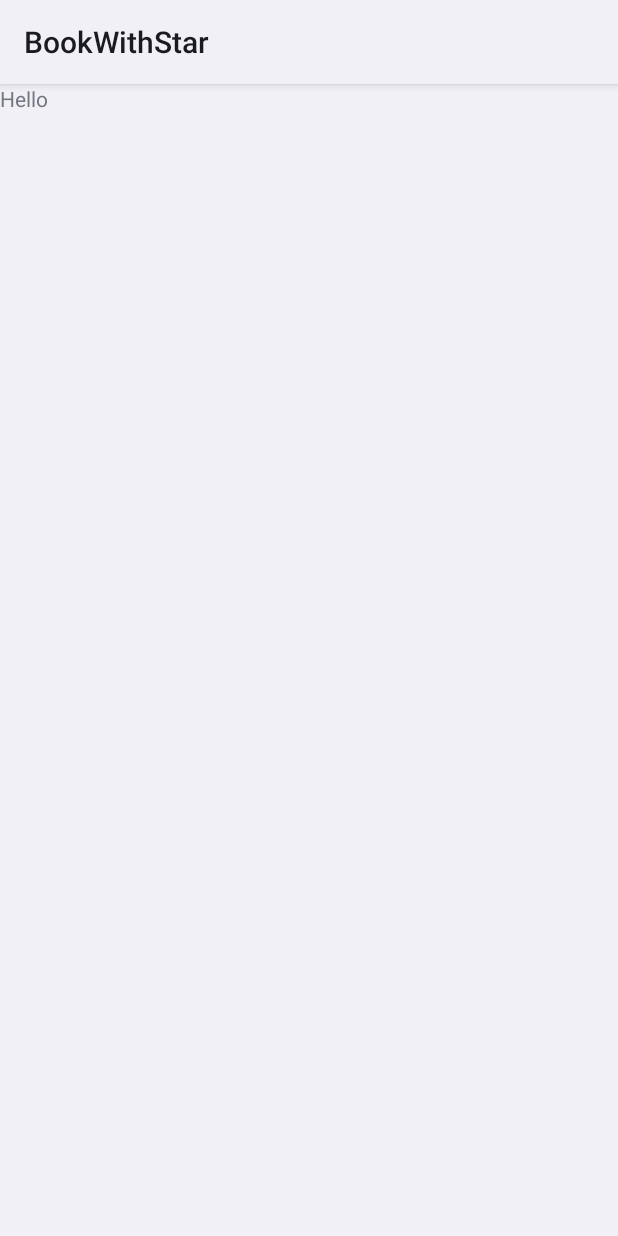
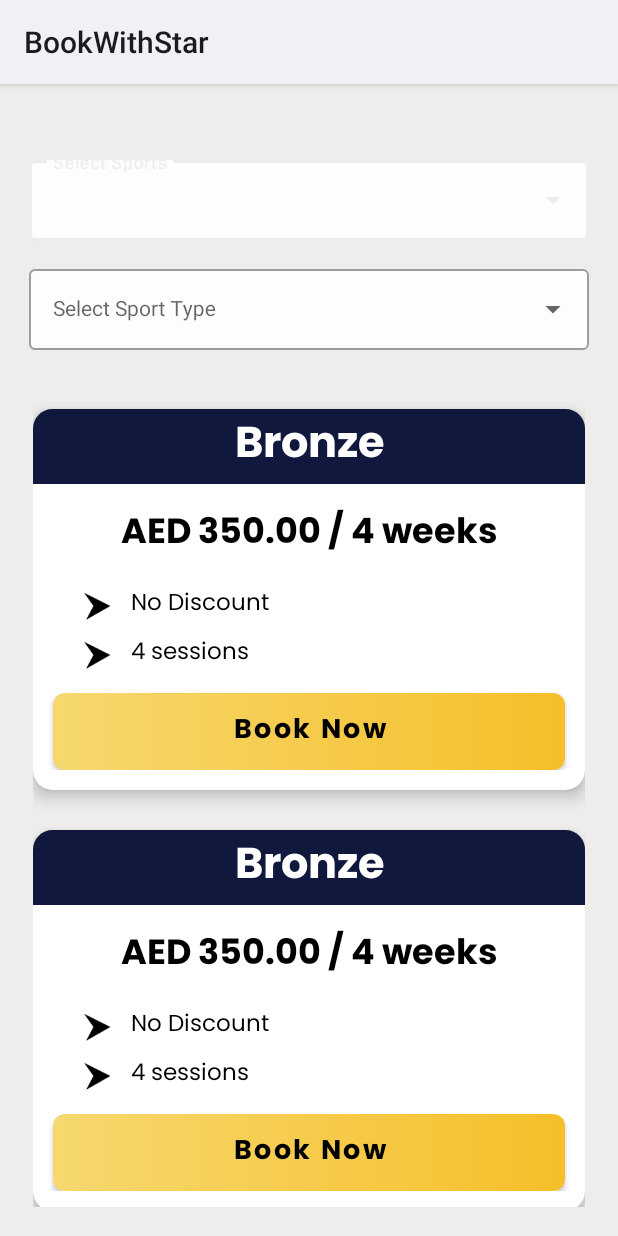
Before and after one commit to IbrahimTG99/BookWithStar, an Android app: the layout fragment_book_class.xml on its own in the app's theme, with its tools: preview values and no code run, on a phone screen of 412 x 824 dp. Run offline under Robolectric (Android 15) with nearby library versions, the phone set to English and light mode, and no system bars.

Commit message:
* added Ui for Book Class fragment

```diff
--- a/app/src/main/res/layout/fragment_book_class.xml
+++ b/app/src/main/res/layout/fragment_book_class.xml
@@ -1,13 +1,71 @@
 <?xml version="1.0" encoding="utf-8"?>
-<FrameLayout xmlns:android="http://schemas.android.com/apk/res/android"
+<androidx.constraintlayout.widget.ConstraintLayout xmlns:android="http://schemas.android.com/apk/res/android"
+    xmlns:app="http://schemas.android.com/apk/res-auto"
     xmlns:tools="http://schemas.android.com/tools"
     android:layout_width="match_parent"
     android:layout_height="match_parent"
+    android:background="@color/off_white"
+    android:paddingHorizontal="@dimen/_15sdp"
+    android:paddingVertical="@dimen/_15sdp"
+    android:theme="@style/Theme.BookWithStar"
     tools:context=".ui.bookclass.BookClassFragment">
 
-    <TextView
+    <LinearLayout
+        android:id="@+id/linearlayout"
         android:layout_width="match_parent"
-        android:layout_height="match_parent"
-        android:text="Hello" />
+        android:layout_height="wrap_content"
+        android:orientation="vertical"
+        android:paddingVertical="@dimen/_20sdp"
+        app:layout_constraintEnd_toEndOf="parent"
+        app:layout_constraintStart_toStartOf="parent"
+        app:layout_constraintTop_toTopOf="parent">
 
-</FrameLayout>
+
+        <com.google.android.material.textfield.TextInputLayout
+            android:id="@+id/tilSport"
+            style="@style/Widget.MaterialComponents.TextInputLayout.OutlinedBox.ExposedDropdownMenu"
+            app:boxBackgroundColor="@color/off_white_light"
+            android:layout_width="match_parent"
+            android:layout_height="wrap_content">
+
+            <com.google.android.material.textfield.MaterialAutoCompleteTextView
+                android:id="@+id/tieSport"
+                style="@style/textInputEditText"
+                android:layout_width="match_parent"
+                android:layout_height="match_parent"
+                android:hint="@string/select_sports"
+                android:inputType="none" />
+
+        </com.google.android.material.textfield.TextInputLayout>
+
+        <com.google.android.material.textfield.TextInputLayout
+            android:id="@+id/tilSportType"
+            app:boxBackgroundColor="@color/off_white_light"
+            style="@style/Widget.MaterialComponents.TextInputLayout.OutlinedBox.ExposedDropdownMenu"
+            android:layout_width="match_parent"
+            android:layout_height="wrap_content"
+            android:layout_marginTop="@dimen/_10sdp">
+
+            <com.google.android.material.textfield.MaterialAutoCompleteTextView
+                android:id="@+id/tieSportType"
+                style="@style/textInputEditText"
+                android:layout_width="match_parent"
+                android:layout_height="wrap_content"
+                android:hint="@string/select_sport_type"
+                android:inputType="none" />
+
+        </com.google.android.material.textfield.TextInputLayout>
+    </LinearLayout>
+
+    <androidx.recyclerview.widget.RecyclerView
+        android:layout_width="match_parent"
+        android:layout_height="0dp"
+        android:paddingHorizontal="@dimen/_2sdp"
+        app:layout_constraintBottom_toBottomOf="parent"
+        app:layout_constraintEnd_toEndOf="parent"
+        app:layout_constraintStart_toStartOf="parent"
+        app:layout_constraintTop_toBottomOf="@+id/linearlayout"
+        tools:listitem="@layout/rv_book_class_item">
+
+    </androidx.recyclerview.widget.RecyclerView>
+</androidx.constraintlayout.widget.ConstraintLayout>
--- /dev/null
+++ b/app/src/main/res/layout/rv_book_class_item.xml
@@ -0,0 +1,121 @@
+<?xml version="1.0" encoding="utf-8"?>
+<com.google.android.material.card.MaterialCardView xmlns:android="http://schemas.android.com/apk/res/android"
+    xmlns:app="http://schemas.android.com/apk/res-auto"
+    android:layout_width="match_parent"
+    android:layout_height="wrap_content"
+    android:layout_marginVertical="@dimen/_10sdp"
+    android:theme="@style/Theme.BookWithStar"
+    app:cardCornerRadius="@dimen/_10sdp"
+    app:cardElevation="@dimen/_5sdp">
+
+    <androidx.constraintlayout.widget.ConstraintLayout
+        android:layout_width="match_parent"
+        android:layout_height="wrap_content"
+        android:orientation="vertical"
+        android:paddingBottom="@dimen/_10sdp">
+
+        <com.google.android.material.textview.MaterialTextView
+            android:id="@+id/tvTitle"
+            android:layout_width="match_parent"
+            android:layout_height="wrap_content"
+            android:background="#10183E"
+            android:fontFamily="@font/poppin_bold"
+            android:gravity="center"
+            android:text="@string/bronze"
+            android:textColor="@color/white"
+            android:textSize="@dimen/_22ssp"
+            app:layout_constraintEnd_toEndOf="parent"
+            app:layout_constraintStart_toStartOf="parent"
+            app:layout_constraintTop_toTopOf="parent" />
+
+
+        <com.google.android.material.textview.MaterialTextView
+            android:id="@+id/tvPrice"
+            android:layout_width="0dp"
+            android:layout_height="wrap_content"
+            android:layout_marginTop="@dimen/_10sdp"
+            android:fontFamily="@font/poppin_bold"
+            android:gravity="center"
+            android:maxLines="2"
+            android:text="@string/price"
+            android:textColor="@color/black"
+            android:textSize="@dimen/_18ssp"
+            app:layout_constraintEnd_toEndOf="parent"
+            app:layout_constraintStart_toStartOf="parent"
+            app:layout_constraintTop_toBottomOf="@id/tvTitle" />
+
+
+        <LinearLayout
+            android:id="@+id/linearDiscount"
+            android:layout_width="match_parent"
+            android:layout_height="wrap_content"
+            android:layout_marginHorizontal="@dimen/_20sdp"
+            android:layout_marginTop="@dimen/_10sdp"
+            app:layout_constraintEnd_toEndOf="parent"
+            app:layout_constraintStart_toStartOf="parent"
+            app:layout_constraintTop_toBottomOf="@id/tvPrice">
+
+            <ImageView
+                android:layout_width="@dimen/_20sdp"
+                android:layout_height="@dimen/_20sdp"
+                android:layout_marginEnd="@dimen/_10sdp"
+                android:contentDescription="@string/venue_image"
+                android:src="@drawable/ic_bullet_point" />
+
+            <com.google.android.material.textview.MaterialTextView
+                android:layout_width="wrap_content"
+                android:layout_height="wrap_content"
+                android:fontFamily="@font/poppin_reg"
+                android:text="@string/no_discount"
+                android:textColor="@color/black"
+                android:textSize="@dimen/_12ssp" />
+        </LinearLayout>
+
+        <LinearLayout
+            android:id="@+id/linearSessions"
+            android:layout_width="match_parent"
+            android:layout_height="wrap_content"
+            android:layout_marginHorizontal="@dimen/_20sdp"
+            android:layout_marginTop="@dimen/_5sdp"
+            app:layout_constraintEnd_toEndOf="parent"
+            app:layout_constraintStart_toStartOf="parent"
+            app:layout_constraintTop_toBottomOf="@id/linearDiscount">
+
+            <ImageView
+                android:layout_width="@dimen/_20sdp"
+                android:layout_height="@dimen/_20sdp"
+                android:layout_marginEnd="@dimen/_10sdp"
+                android:contentDescription="@string/venue_image"
+                android:src="@drawable/ic_bullet_point" />
+
+            <com.google.android.material.textview.MaterialTextView
+                android:layout_width="wrap_content"
+                android:layout_height="wrap_content"
+                android:fontFamily="@font/poppin_reg"
+                android:text="@string/sessions"
+                android:textColor="@color/black"
+                android:textSize="@dimen/_12ssp" />
+        </LinearLayout>
+
+        <com.google.android.material.button.MaterialButton
+            android:id="@+id/bookBtn"
+            android:layout_width="match_parent"
+            android:layout_height="wrap_content"
+            android:layout_marginHorizontal="@dimen/_10sdp"
+            android:layout_marginVertical="@dimen/_10sdp"
+            android:background="@drawable/gradient"
+            android:elevation="@dimen/_5sdp"
+            android:fontFamily="@font/poppin_bold"
+            android:text="@string/book_now"
+            android:textAllCaps="false"
+            android:textColor="@color/black"
+            android:textSize="@dimen/_14ssp"
+            app:backgroundTint="@null"
+            app:layout_constraintEnd_toEndOf="parent"
+            app:layout_constraintStart_toStartOf="parent"
+            app:layout_constraintTop_toBottomOf="@id/linearSessions" />
+
+
+    </androidx.constraintlayout.widget.ConstraintLayout>
+
+</com.google.android.material.card.MaterialCardView>
--- a/app/src/main/res/values/strings.xml
+++ b/app/src/main/res/values/strings.xml
@@ -63,4 +63,56 @@
     <string name="book_venue_description">Our online booking system allows you to easily search for available sports facilities and pitches by date, time and location. With a click-of a button, you ca easily book and pay online.</string>
     <string name="book_class_description">from football to basket ball, cricket, tennis to badminton, we have a greate selection of sports facilieties and pitches acoss Dubai and Sharjah, catering for a wide range of sports.</string>
     <string name="profile_description">And in case you need extra players, we\'ve got you covered. Our \"Find My Team\" feature allows you to build your own profile and find and connect with like-minded recreational players instantly.</string>
+    <string name="select_sports">Select Sports</string>
+    <string name="select_sport_type">Select Sport Type</string>
+    <string name="bronze">Bronze</string>
+    <string name="price">AED 350.00 / 4 weeks</string>
+    <string name="screen_background">Screen Background</string>
+    <string name="log_in_to_continue">Log In to continue</string>
+    <string name="forget_password">Forget Password?</string>
+    <string name="new_on_here">New on here?</string>
+    <string name="already_account">Already have an account?</string>
+    <string name="sign_in"><u>Log In</u></string>
+    <string name="fill">Fill in all fileds to complete your registration.</string>
+    <string name="ph_number">00971 00 0000000</string>
+    <string name="enter_password">Enter Password</string>
+    <string name="privacy_policy"><u>Privacy Policy</u></string>
+    <string name="by_creating">By creating your account, check our</string>
+    <string name="email_add">someone@example.com</string>
+    <string name="full_name">Name Surname</string>
+    <string name="welcome">Welcome,</string>
+    <string name="name_surname">Name Surname !</string>
+    <string name="venue_image">Venue Image</string>
+    <string name="al_arqam_private_school">Al arqam private school</string>
+    <string name="dubai">Dubai</string>
+    <string name="distance">Distance: 6,546.12 Km</string>
+    <string name="details">Details</string>
+    <string name="book_now">Book Now</string>
+    <string name="book_now_to">Book now to reserve your spot and don\'t miss out</string>
+    <string name="select_location">Select Location</string>
+    <string name="search">Search</string>
+    <string name="please_enter_email">Please enter your Email or Phone Number</string>
+    <string name="email_phone">Email Address / Phone Number</string>
+    <string name="no_discount">No Discount</string>
+    <string name="sessions">4 sessions</string>
+    <string name="enable_player_finder">Enable Player Finder</string>
+    <string name="name">Name Surname</string>
+    <string name="message_now">Message Now</string>
+    <string name="player_interest">Player Interest</string>
+    <string name="individual_or_team">Individual or Team</string>
+    <string name="select_availability">Select Availability</string>
+    <string name="please_select">Please Select</string>
+    <string name="age_should_be">Age should be</string>
+    <string name="select_skills">Select Skills</string>
+    <string name="select_gender">Select Gender</string>
+    <string name="preferred_venue">Preferred Venue</string>
+    <string name="select_venue">Select Venue</string>
+    <string name="player_location">Player Location</string>
+    <string name="describe_yourself">Describe Yourself</string>
+    <string name="update_player">Update Player</string>
+    <string name="expiry_date">Expiry Date: 2022-08-31</string>
+    <string name="class_50">Class 50</string>
+    <string name="choose_offer">Choose the best offer! Whatever you want</string>
+    <string name="pro_or_amateur">Be it a pro or an amateur, explore a range of sports you can play with us and our partners</string>
+    <string name="featured_venue">Featured Venue</string>
 </resources>
```
Also changed, not shown: app/src/main/res/drawable-v24/ic_bullet_point.png (added).
